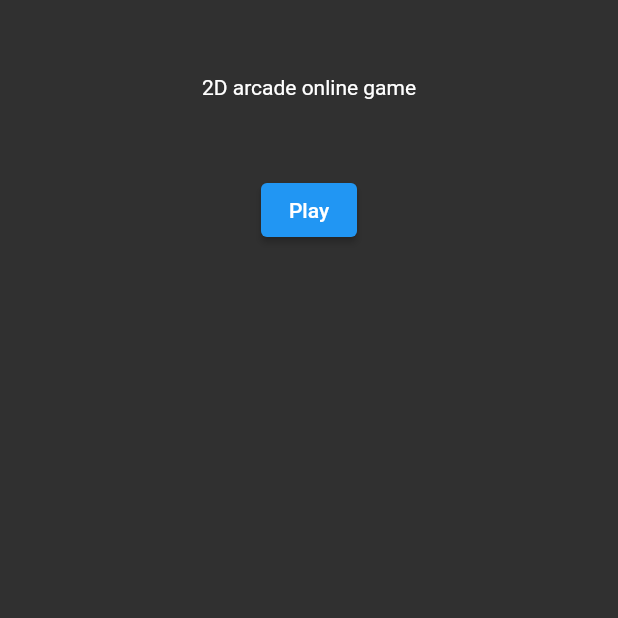
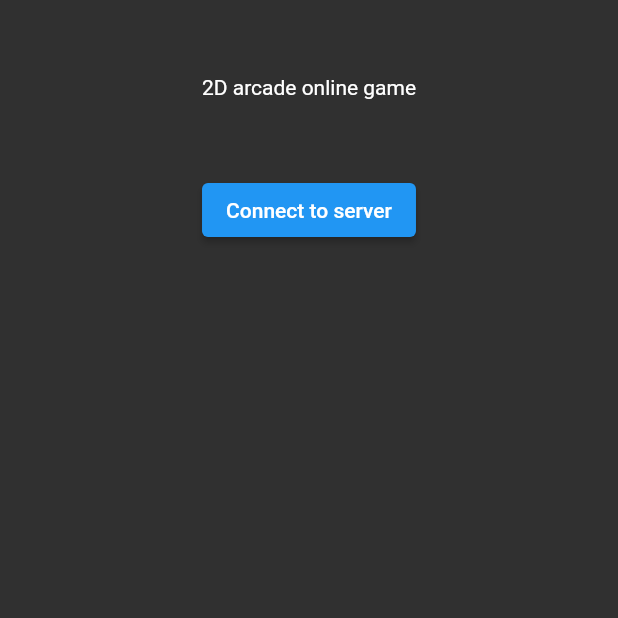
Before and after one commit to almatov1/flutter-flame-first-try, a Flutter app: the screen it shows after launch, on a phone screen of 412 x 824 dp, the top half of it. Run offline on Flutter 3.47's test engine with Material 2 defaults, Android fonts, the phone set to English and light mode, and no system bars; our stand-ins replace flutter_bloc, socket_io_client; missing offline and left inert: flame.

Commit message:
connected to server

```diff
--- a/lib/main.dart
+++ b/lib/main.dart
@@ -1,6 +1,9 @@
 import 'package:flame/flame.dart';
 import 'package:flutter/material.dart';
+import 'package:flutter_231122_gae/resources/blocs/socket/socketvar_bloc.dart';
 import 'package:flutter_231122_gae/resources/screens/menu.dart';
+import 'package:flutter_bloc/flutter_bloc.dart';
+
 
 void main() {
   WidgetsFlutterBinding.ensureInitialized();
@@ -15,9 +18,16 @@ class FlameApp extends StatelessWidget {
 
   @override
   Widget build(BuildContext context) {
-    return MaterialApp(
-        themeMode: ThemeMode.dark,
-        darkTheme: ThemeData.dark(),
-        home: const Menu());
+    return MultiBlocProvider(
+      providers: [
+        BlocProvider<SocketVarBloc>(
+          create: (context) => SocketVarBloc(),
+        ),
+      ],
+      child: MaterialApp(
+          themeMode: ThemeMode.dark,
+          darkTheme: ThemeData.dark(),
+          home: const Menu()),
+    );
   }
 }
--- /dev/null
+++ b/lib/resources/blocs/socket/socketvar_bloc.dart
@@ -0,0 +1,14 @@
+import 'package:flutter_bloc/flutter_bloc.dart';
+import 'package:socket_io_client/socket_io_client.dart';
+part 'socketvar_event.dart';
+part 'socketvar_state.dart';
+
+class SocketVarBloc extends Bloc<SocketVarEvent, SocketVarState> {
+  SocketVarBloc() : super(SocketVarState()) {
+    on<SocketVarSetEvent>(_onGetSocketVar);
+  }
+
+  _onGetSocketVar(SocketVarSetEvent event, Emitter<SocketVarState> emit) async {
+    emit(state.copyWith(socketToSave: event.socket, isLoading: true));
+  }
+}
--- /dev/null
+++ b/lib/resources/blocs/socket/socketvar_event.dart
@@ -0,0 +1,9 @@
+part of 'socketvar_bloc.dart';
+
+abstract class SocketVarEvent {}
+
+class SocketVarSetEvent extends SocketVarEvent {
+  Socket socket;
+
+  SocketVarSetEvent(this.socket);
+}
--- /dev/null
+++ b/lib/resources/blocs/socket/socketvar_state.dart
@@ -0,0 +1,15 @@
+part of 'socketvar_bloc.dart';
+
+class SocketVarState {
+  final Socket? socket;
+  final bool isLoading;
+
+  SocketVarState({this.socket, this.isLoading = false});
+
+  SocketVarState copyWith({
+    Socket? socketToSave,
+    required bool isLoading,
+  }) {
+    return SocketVarState(socket: socketToSave ?? socket, isLoading: isLoading);
+  }
+}
--- a/lib/resources/core.dart
+++ b/lib/resources/core.dart
@@ -1,6 +1,8 @@
 import 'package:flame/game.dart';
 import 'package:flutter/material.dart';
+import 'package:flutter_231122_gae/resources/blocs/socket/socketvar_bloc.dart';
 import 'package:flutter_231122_gae/resources/screens/game.dart';
+import 'package:flutter_bloc/flutter_bloc.dart';
 
 class GameCore extends StatelessWidget {
   const GameCore({Key? key}) : super(key: key);
@@ -8,7 +10,7 @@ class GameCore extends StatelessWidget {
   @override
   Widget build(BuildContext context) {
     return GameWidget(
-      game: JoystickExample(),
+      game: JoystickExample(socketBloc: context.read<SocketVarBloc>()),
     );
   }
 }
--- a/lib/resources/screens/menu.dart
+++ b/lib/resources/screens/menu.dart
@@ -1,5 +1,7 @@
 import 'package:flutter/material.dart';
+import 'package:flutter_231122_gae/resources/blocs/socket/socketvar_bloc.dart';
 import 'package:flutter_231122_gae/resources/core.dart';
+import 'package:flutter_bloc/flutter_bloc.dart';
 import 'package:socket_io_client/socket_io_client.dart';
 
 class Menu extends StatefulWidget {
@@ -10,14 +12,12 @@ class Menu extends StatefulWidget {
 }
 
 class _MenuState extends State<Menu> {
-  @override
-  void initState() {
-    super.initState();
-
+  fetchServer() {
     // TEST SOCKET
     var socket = io(
-        'http://localhost:3000?serverToken=r43xv43vi&userName=aza',
+        'http://37.151.200.143:3000?serverToken=r43xv43vi&userName=aza',
         OptionBuilder()
+            .setTransports(['websocket'])
             .enableForceNewConnection()
             .disableAutoConnect()
             .build());
@@ -32,10 +32,17 @@ class _MenuState extends State<Menu> {
     socket.on('connectResult', (data) {
       if (data == true) {
         print('succes connected');
+
+        BlocProvider.of<SocketVarBloc>(context).add(SocketVarSetEvent(socket));
+
+        Navigator.of(context).pushReplacement(
+            MaterialPageRoute(builder: (context) => const GameCore()));
       } else {
         print('error: $data');
       }
     });
+
+    socket.on('usersList', (data) => print(data));
   }
 
   @override
@@ -49,10 +56,9 @@ class _MenuState extends State<Menu> {
         ),
         ElevatedButton(
           onPressed: () {
-            Navigator.of(context).pushReplacement(
-                MaterialPageRoute(builder: (context) => const GameCore()));
+            fetchServer();
           },
-          child: const Text('Play'),
+          child: const Text('Connect to server'),
         ),
       ])),
     );
```
Also changed, not shown: lib/resources/screens/game.dart (+6 -5 lines).
